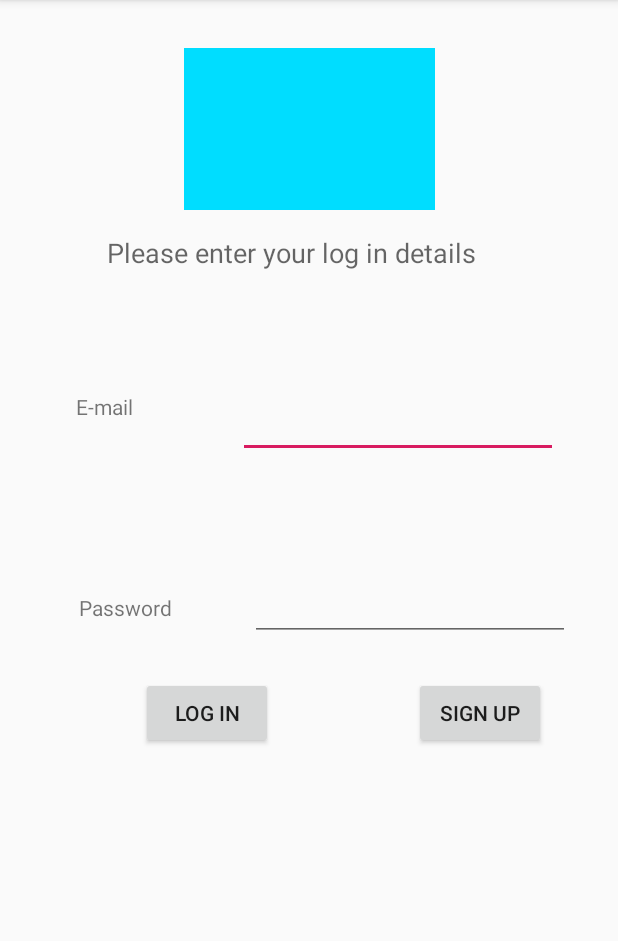
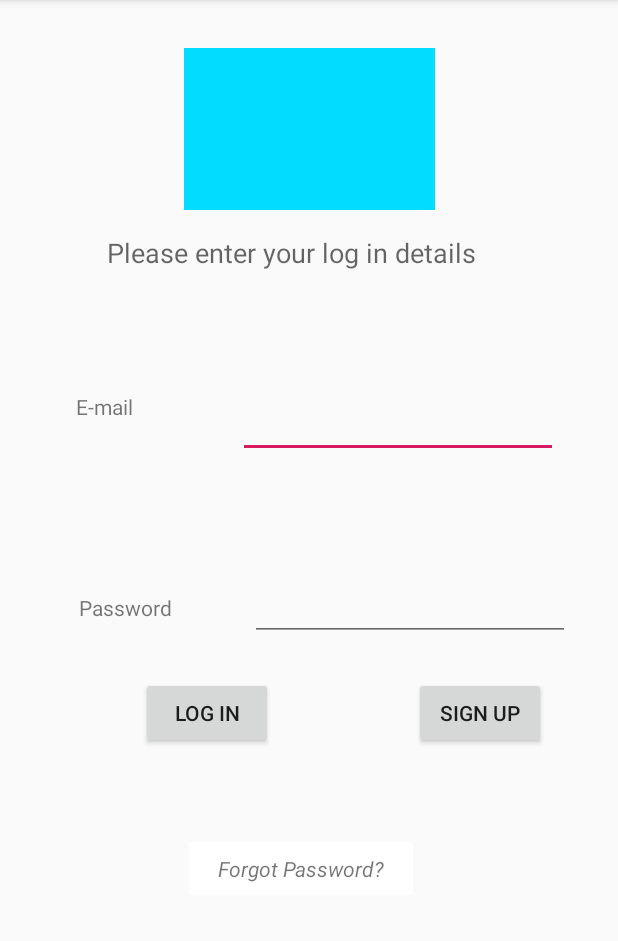
Before and after one commit to vova200020/group9, an Android app: the screen it shows after launch (MainActivity), on a phone screen of 412 x 824 dp, the part 84-1025 px from its top. Run offline under Robolectric (Android 15) with nearby library versions, the phone set to English and light mode, and no system bars; our stand-ins replace Firebase (no records; nobody signed in at launch, a user with empty details on screens opened directly).

Commit message:
Sprint 3(Part1)
I decided to change my approach towards making progress and switch to smaller chinks of work committed continiously. Here i implemented one of the functions which helps to restore a password.

```diff
--- a/app/src/main/res/layout/activity_main.xml
+++ b/app/src/main/res/layout/activity_main.xml
@@ -4,6 +4,7 @@
     xmlns:tools="http://schemas.android.com/tools"
     android:layout_width="match_parent"
     android:layout_height="match_parent"
+    android:backgroundTint="#FFFFFF"
     tools:context=".MainActivity">
 
     <ImageView
@@ -94,4 +95,30 @@
         android:text="Sign Up"
         app:layout_constraintEnd_toEndOf="parent"
         app:layout_constraintTop_toBottomOf="@+id/Password" />
+
+    <ImageButton
+        android:id="@+id/imageButton"
+        android:layout_width="157dp"
+        android:layout_height="47dp"
+        android:layout_marginTop="56dp"
+        android:backgroundTint="#FFFFFF"
+        android:onClick="ForgotPassword"
+        android:tint="#FFFFFF"
+        app:layout_constraintEnd_toEndOf="parent"
+        app:layout_constraintHorizontal_bias="0.48"
+        app:layout_constraintStart_toStartOf="parent"
+        app:layout_constraintTop_toBottomOf="@+id/LogIn"
+        app:srcCompat="?attr/colorBackgroundFloating" />
+
+    <TextView
+        android:id="@+id/textView7"
+        android:layout_width="wrap_content"
+        android:layout_height="wrap_content"
+        android:text="Forgot Password?"
+        android:textStyle="italic"
+        app:layout_constraintBottom_toBottomOf="@+id/imageButton"
+        app:layout_constraintEnd_toEndOf="@+id/imageButton"
+        app:layout_constraintStart_toStartOf="@+id/imageButton"
+        app:layout_constraintTop_toTopOf="@+id/imageButton" />
+
 </androidx.constraintlayout.widget.ConstraintLayout>
```
Also changed, not shown: app/src/main/java/com/example/carparking/MainActivity.java (+17 -5 lines), app/src/main/java/com/example/carparking/Payment.java (added, +165 -0 lines), app/src/main/res/layout/activity_payment.xml (added, +40 -0 lines).
